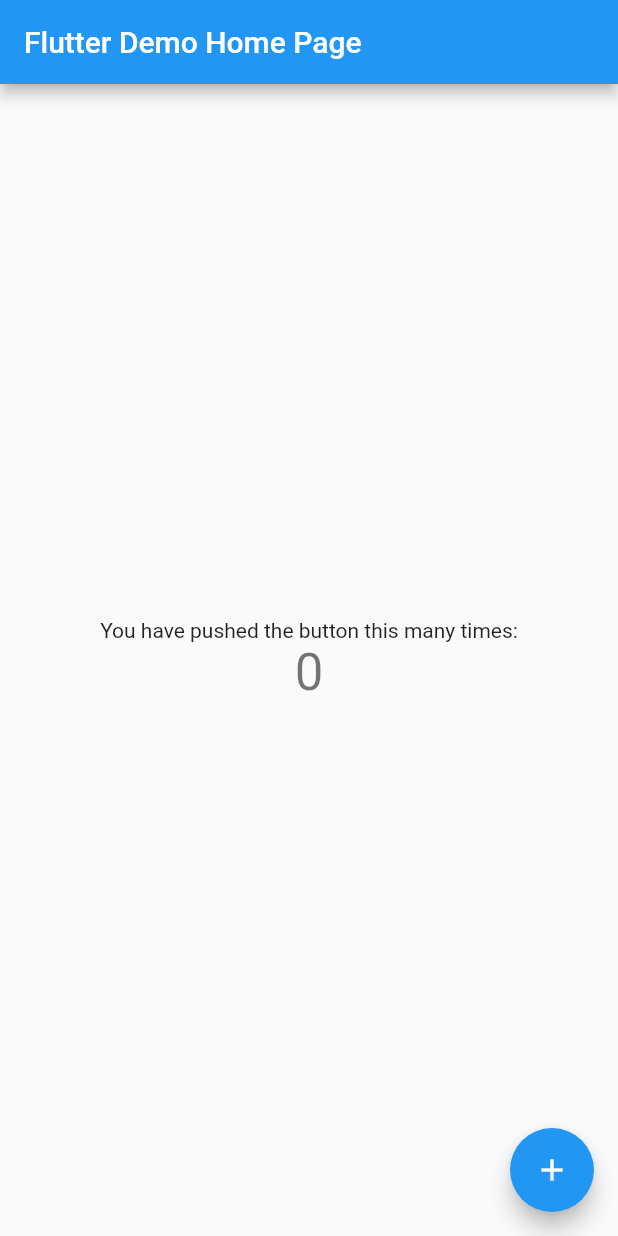
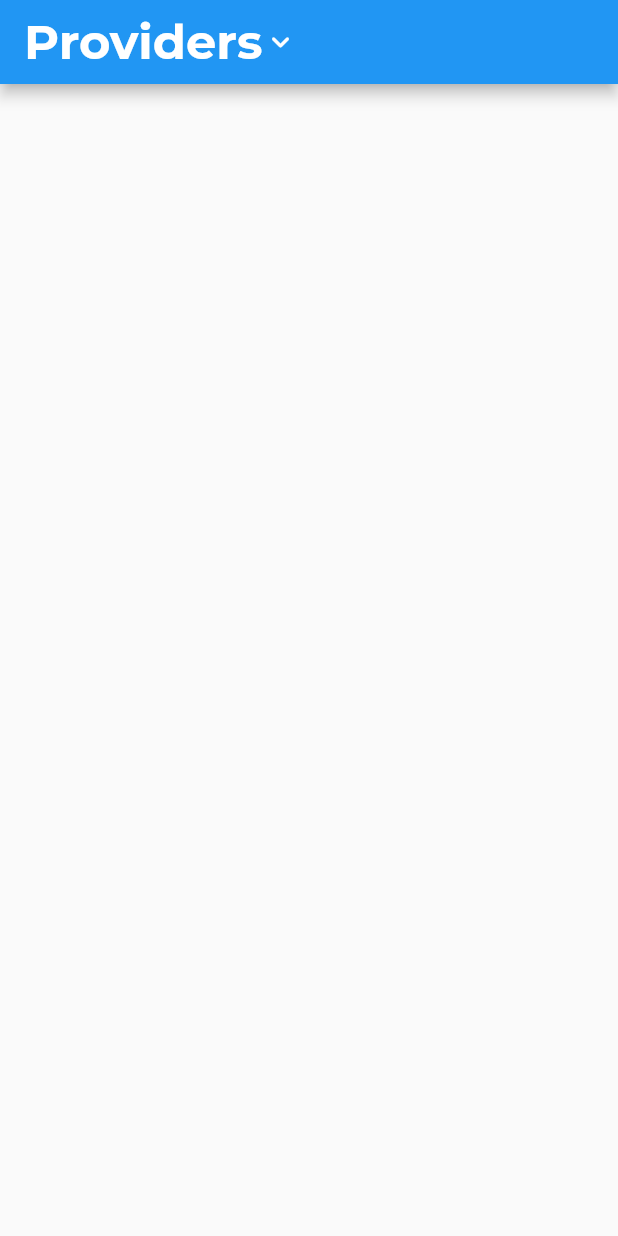
Before and after one commit to rnewquist/todo_code_exploration, a Flutter app: the screen it shows after launch, on a phone screen of 412 x 824 dp. Run offline on Flutter 3.47's test engine with Material 2 defaults, Android fonts, the phone set to English and light mode, and no system bars; our stand-ins replace google_fonts.

Commit message:
added parent to flutter

```diff
--- a/flutter/lib/main.dart
+++ b/flutter/lib/main.dart
@@ -1,115 +1,96 @@
 import 'package:flutter/material.dart';
+import 'package:google_fonts/google_fonts.dart';
 
 void main() {
-  runApp(const MyApp());
+  runApp(
+    MaterialApp(
+      theme: ThemeData(
+        primaryColor: const Color(0x006096FF),
+        textTheme: GoogleFonts.montserratTextTheme(),
+      ),
+      home: const MainApp(),
+    ),
+  );
 }
 
-class MyApp extends StatelessWidget {
-  const MyApp({Key? key}) : super(key: key);
+enum StateManagement {
+  providers('Providers'),
+  riverpods('RiverPods'),
+  bloc('BloC'),
+  getX('GetX');
 
-  // This widget is the root of your application.
-  @override
-  Widget build(BuildContext context) {
-    return MaterialApp(
-      title: 'Flutter Demo',
-      theme: ThemeData(
-        // This is the theme of your application.
-        //
-        // Try running your application with "flutter run". You'll see the
-        // application has a blue toolbar. Then, without quitting the app, try
-        // changing the primarySwatch below to Colors.green and then invoke
-        // "hot reload" (press "r" in the console where you ran "flutter run",
-        // or simply save your changes to "hot reload" in a Flutter IDE).
-        // Notice that the counter didn't reset back to zero; the application
-        // is not restarted.
-        primarySwatch: Colors.blue,
-      ),
-      home: const MyHomePage(title: 'Flutter Demo Home Page'),
-    );
-  }
+  const StateManagement(this.name);
+  final String name;
 }
 
-class MyHomePage extends StatefulWidget {
-  const MyHomePage({Key? key, required this.title}) : super(key: key);
-
-  // This widget is the home page of your application. It is stateful, meaning
-  // that it has a State object (defined below) that contains fields that affect
-  // how it looks.
-
-  // This class is the configuration for the state. It holds the values (in this
-  // case the title) provided by the parent (in this case the App widget) and
-  // used by the build method of the State. Fields in a Widget subclass are
-  // always marked "final".
-
-  final String title;
+class MainApp extends StatefulWidget {
+  const MainApp({Key? key}) : super(key: key);
 
   @override
-  State<MyHomePage> createState() => _MyHomePageState();
+  State<MainApp> createState() => _MainAppState();
 }
 
-class _MyHomePageState extends State<MyHomePage> {
-  int _counter = 0;
-
-  void _incrementCounter() {
-    setState(() {
-      // This call to setState tells the Flutter framework that something has
-      // changed in this State, which causes it to rerun the build method below
-      // so that the display can reflect the updated values. If we changed
-      // _counter without calling setState(), then the build method would not be
-      // called again, and so nothing would appear to happen.
-      _counter++;
-    });
+class _MainAppState extends State<MainApp> {
+  late StateManagement dropDownValue;
+  @override
+  void initState() {
+    dropDownValue = StateManagement.providers;
+    super.initState();
   }
 
   @override
   Widget build(BuildContext context) {
-    // This method is rerun every time setState is called, for instance as done
-    // by the _incrementCounter method above.
-    //
-    // The Flutter framework has been optimized to make rerunning build methods
-    // fast, so that you can just rebuild anything that needs updating rather
-    // than having to individually change instances of widgets.
     return Scaffold(
       appBar: AppBar(
-        // Here we take the value from the MyHomePage object that was created by
-        // the App.build method, and use it to set our appbar title.
-        title: Text(widget.title),
-      ),
-      body: Center(
-        // Center is a layout widget. It takes a single child and positions it
-        // in the middle of the parent.
-        child: Column(
-          // Column is also a layout widget. It takes a list of children and
-          // arranges them vertically. By default, it sizes itself to fit its
-          // children horizontally, and tries to be as tall as its parent.
-          //
-          // Invoke "debug painting" (press "p" in the console, choose the
-          // "Toggle Debug Paint" action from the Flutter Inspector in Android
-          // Studio, or the "Toggle Debug Paint" command in Visual Studio Code)
-          // to see the wireframe for each widget.
-          //
-          // Column has various properties to control how it sizes itself and
-          // how it positions its children. Here we use mainAxisAlignment to
-          // center the children vertically; the main axis here is the vertical
-          // axis because Columns are vertical (the cross axis would be
-          // horizontal).
-          mainAxisAlignment: MainAxisAlignment.center,
-          children: <Widget>[
-            const Text(
-              'You have pushed the button this many times:',
-            ),
-            Text(
-              '$_counter',
-              style: Theme.of(context).textTheme.headline4,
-            ),
-          ],
+        title: DropdownButton<String>(
+          underline: const SizedBox(),
+          value: dropDownValue.name,
+          icon: const Icon(
+            Icons.keyboard_arrow_down_rounded,
+            color: Colors.white,
+          ),
+          selectedItemBuilder: (BuildContext context) {
+            //<-- SEE HERE
+            return StateManagement.values
+              .map((e) => e.name)
+              .toList()
+                .map((String value) {
+              return Center(
+                child: Text(
+                  dropDownValue.name,
+                  style: const TextStyle(
+                    color: Colors.white,
+                    fontWeight: FontWeight.bold,
+                    fontSize: 32,
+                  ),
+                ),
+              );
+            }).toList();
+          },
+          items: StateManagement.values
+              .map((e) => e.name)
+              .toList()
+              .map<DropdownMenuItem<String>>((String value) {
+            return DropdownMenuItem<String>(
+              value: value,
+              child: Text(
+                value,
+                style: const TextStyle(
+                  color: Colors.black,
+                  fontWeight: FontWeight.bold,
+                  fontSize: 32,
+                ),
+              ),
+            );
+          }).toList(),
+          onChanged: (value) {
+            setState(() {
+              dropDownValue = StateManagement.values
+                  .firstWhere((element) => element.name == value);
+            });
+          },
         ),
       ),
-      floatingActionButton: FloatingActionButton(
-        onPressed: _incrementCounter,
-        tooltip: 'Increment',
-        child: const Icon(Icons.add),
-      ), // This trailing comma makes auto-formatting nicer for build methods.
     );
   }
 }
```
Also changed, not shown: flutter/pubspec.yaml (+2 -70 lines), flutter/pubspec.lock, 5 other files.
